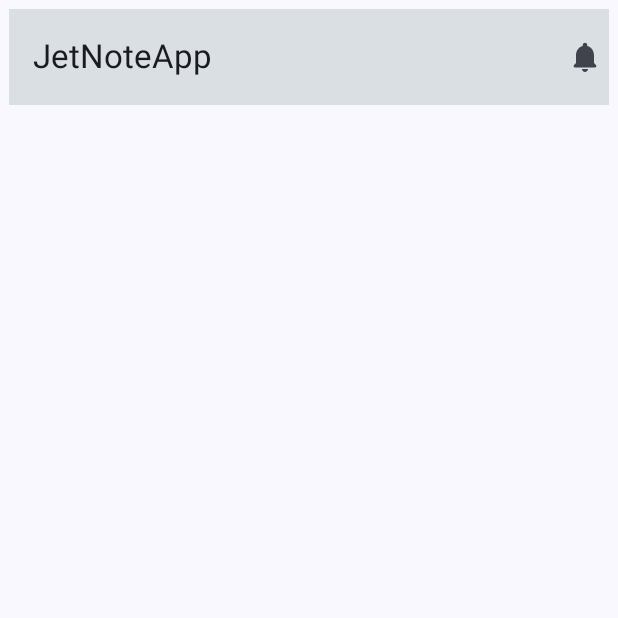
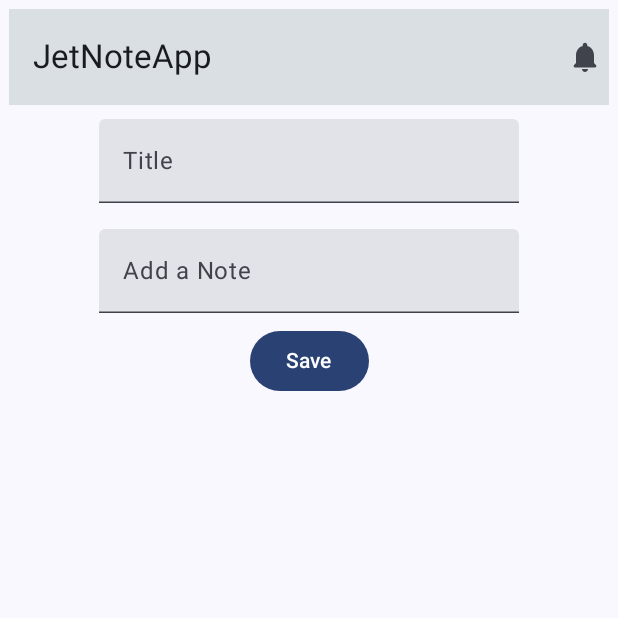
Before and after one commit to ashiquemhd63/JetNoteApp, an Android app built with Jetpack Compose: the screen it shows after launch (MainActivity), on a phone screen of 412 x 824 dp, the top half of it. Run offline under Robolectric (Android 15) with nearby library versions, the phone set to English and light mode, and no system bars.

```diff
--- a/app/src/main/java/com/experion/jetnoteapp/MainActivity.kt
+++ b/app/src/main/java/com/experion/jetnoteapp/MainActivity.kt
@@ -23,7 +23,8 @@ class MainActivity : ComponentActivity() {
                     modifier = Modifier.fillMaxSize(),
                     color = MaterialTheme.colorScheme.background
                 ) {
-                    NoteScreen()
+
+                    NoteScreen(notes = emptyList(), onAddNote = {}, onRemoveNote = {})
                 }
             }
         }
--- /dev/null
+++ b/app/src/main/java/com/experion/jetnoteapp/components/NoteComponents.kt
@@ -0,0 +1,68 @@
+package com.experion.jetnoteapp.components
+
+import androidx.compose.foundation.shape.CircleShape
+import androidx.compose.foundation.text.KeyboardActions
+import androidx.compose.foundation.text.KeyboardOptions
+import androidx.compose.material3.Button
+import androidx.compose.material3.ExperimentalMaterial3Api
+import androidx.compose.material3.Text
+import androidx.compose.material3.TextField
+import androidx.compose.material3.TextFieldDefaults
+import androidx.compose.runtime.Composable
+import androidx.compose.runtime.mutableStateOf
+import androidx.compose.runtime.remember
+import androidx.compose.ui.ExperimentalComposeUiApi
+import androidx.compose.ui.Modifier
+import androidx.compose.ui.platform.LocalSoftwareKeyboardController
+import androidx.compose.ui.text.input.ImeAction
+
+@OptIn(ExperimentalMaterial3Api::class, ExperimentalComposeUiApi::class)
+@Composable
+fun NoteInputText(
+    modifier: Modifier = Modifier,
+    text: String,
+    label: String,
+    maxLine: Int = 1,
+    onTextChange: (String) -> Unit,
+    onImeAction: () -> Unit = {},
+
+
+) {
+
+    val keyboardController = LocalSoftwareKeyboardController.current
+    TextField(
+        value = text,
+        onValueChange = onTextChange,
+        colors = TextFieldDefaults.textFieldColors(
+
+        ),
+        maxLines = maxLine,
+        label = { Text(text = label) },
+        keyboardOptions = KeyboardOptions.Default.copy(
+            imeAction = ImeAction.Done
+        ),
+        keyboardActions = KeyboardActions(onDone = {
+            onImeAction()
+            keyboardController?.hide()
+        }),
+        modifier = modifier
+
+
+    )
+}
+
+@Composable
+fun NoteButton(
+    modifier: Modifier = Modifier,
+    text: String,
+    onClick: () -> Unit,
+    enabled: Boolean = true
+){
+    Button(onClick = onClick,
+        shape = CircleShape,
+        enabled = enabled,
+        modifier = modifier
+        ) {
+     Text(text)
+    }
+}
--- a/app/src/main/java/com/experion/jetnoteapp/screen/NoteScreen.kt
+++ b/app/src/main/java/com/experion/jetnoteapp/screen/NoteScreen.kt
@@ -12,6 +12,8 @@ import androidx.compose.material3.TopAppBar
 import androidx.compose.material3.TopAppBarColors
 import androidx.compose.material3.TopAppBarDefaults
 import androidx.compose.runtime.Composable
+import androidx.compose.runtime.mutableStateOf
+import androidx.compose.runtime.remember
 import androidx.compose.ui.Alignment
 import androidx.compose.ui.Modifier
 import androidx.compose.ui.graphics.Color
@@ -19,10 +21,25 @@ import androidx.compose.ui.res.stringResource
 import androidx.compose.ui.tooling.preview.Preview
 import androidx.compose.ui.unit.dp
 import com.experion.jetnoteapp.R
+import com.experion.jetnoteapp.components.NoteInputText
+import androidx.compose.runtime.getValue
+import androidx.compose.runtime.setValue
+import com.experion.jetnoteapp.components.NoteButton
+import com.experion.jetnoteapp.model.Note
 
 @OptIn(ExperimentalMaterial3Api::class)
 @Composable
-fun NoteScreen() {
+fun NoteScreen(
+    notes: List<Note>,
+    onAddNote:(Note) -> Unit,
+    onRemoveNote: (Note) -> Unit
+) {
+    var title by remember {
+        mutableStateOf("")
+    }
+    var description by remember {
+        mutableStateOf("")
+    }
     Column(modifier = Modifier.padding(6.dp)) {
         TopAppBar(
             title = {
@@ -42,14 +59,44 @@ fun NoteScreen() {
             modifier = Modifier.fillMaxWidth(),
             horizontalAlignment = Alignment.CenterHorizontally
         ) {
+            NoteInputText(
+                modifier = Modifier.
+                padding(top = 9.dp, bottom = 8.dp) ,
+                text = title,
+                label = "Title",
+                onTextChange = {
+                    if (it.all { char ->
+                            char.isLetter() || char.isWhitespace()
+                        }) title = it
 
+                }
+            )
+            NoteInputText(
+                modifier = Modifier.
+                padding(top = 9.dp, bottom = 8.dp) ,
+                text = description,
+                label = "Add a Note",
+                onTextChange = {
+                    if (it.all { char ->
+                            char.isLetter() || char.isWhitespace()
+                        }) description = it
+                }
+            )
+            NoteButton(text = "Save",
+                onClick = {
+                    if (title.isNotEmpty() && description.isNotEmpty()){
+                        //save/add to list
+
+                    }
+                })
         }
     }
 
 }
 
+
 @Preview(showBackground = true)
 @Composable
 fun NotesScreenPreview() {
-    NoteScreen()
+    NoteScreen(notes = emptyList(), onAddNote = {}, onRemoveNote = {})
 }
```
Also changed, not shown: app/src/main/java/com/experion/jetnoteapp/data/NoteData.kt (added, +23 -0 lines), app/src/main/java/com/experion/jetnoteapp/model/Note.kt (added, +12 -0 lines).
